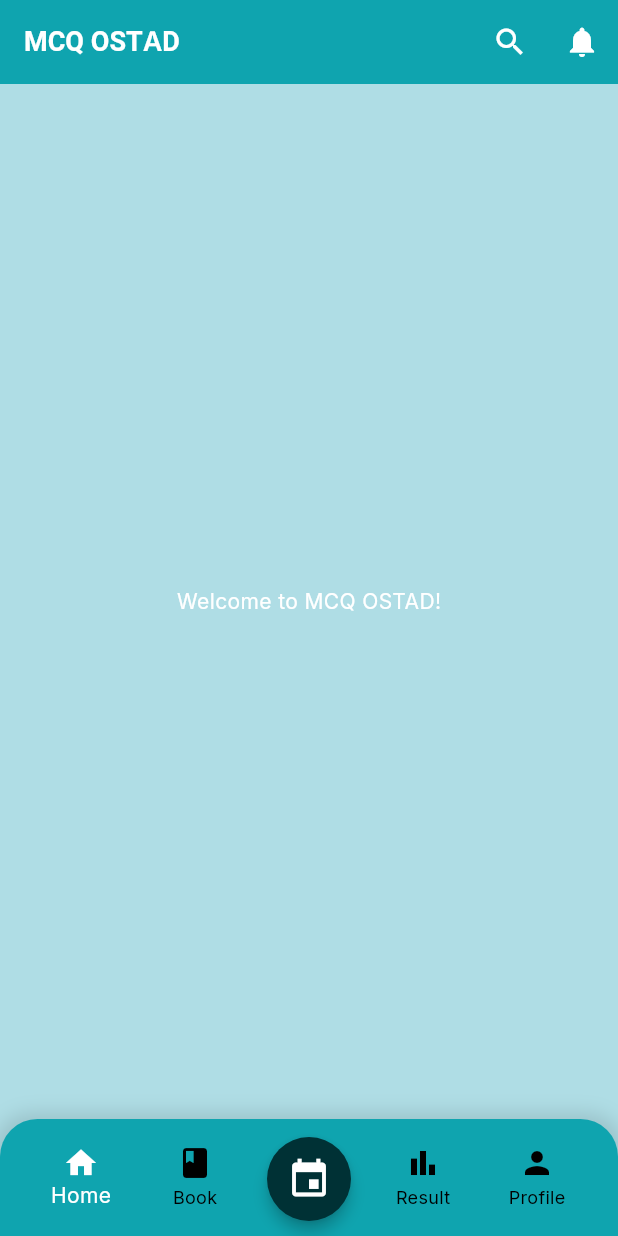
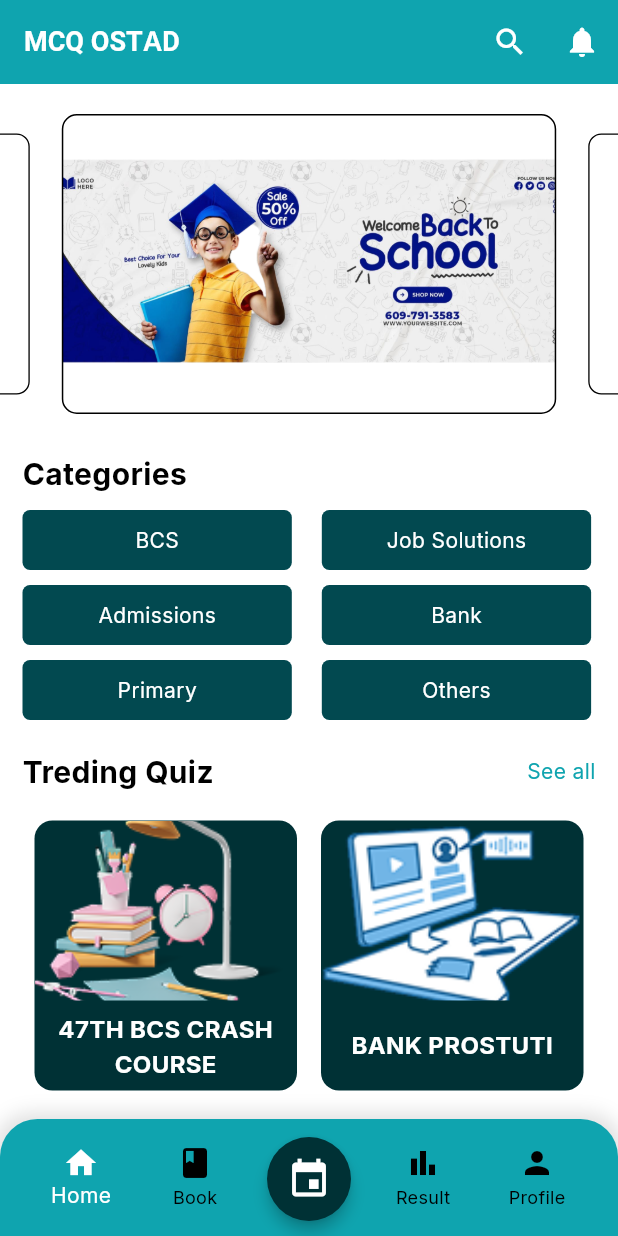
Before and after one commit to Shahabuddin1122/job-ostad, a Flutter app: the screen it shows after launch, on a phone screen of 412 x 824 dp. Run offline on Flutter 3.47's test engine with Material 3 defaults, Android fonts, the phone set to English and light mode, and no system bars; drawn by our look-alikes of carousel_slider; our stand-ins replace google_fonts, shared_preferences.

Commit message:
add static landing page

```diff
--- /dev/null
+++ b/job_ostad/lib/screens/home.dart
@@ -0,0 +1,174 @@
+import 'package:carousel_slider/carousel_slider.dart';
+import 'package:flutter/material.dart';
+import 'package:job_ostad/utils/constants.dart';
+import 'package:job_ostad/utils/custom_theme.dart';
+import 'package:job_ostad/widgets/categoryItem.dart';
+
+class Home extends StatelessWidget {
+  const Home({super.key});
+
+  @override
+  Widget build(BuildContext context) {
+    final List<String> imageList = [
+      'assets/images/banner_1.png',
+      'assets/images/banner_2.png',
+      'assets/images/banner_2.png',
+    ];
+
+    // List of category names
+    final List<String> categories = [
+      "BCS",
+      "Job Solutions",
+      "Admissions",
+      "Bank",
+      "Primary",
+      "Others",
+    ];
+
+    return SingleChildScrollView(
+      child: Column(
+        crossAxisAlignment: CrossAxisAlignment.start,
+        children: [
+          const SizedBox(height: 20),
+
+          CarouselSlider(
+            options: CarouselOptions(
+              height: 200.0,
+              autoPlay: true,
+              enlargeCenterPage: true,
+              enableInfiniteScroll: true,
+              autoPlayInterval: const Duration(seconds: 3),
+            ),
+            items:
+                imageList.map((imagePath) {
+                  return Container(
+                    decoration: BoxDecoration(
+                      borderRadius: BorderRadius.circular(10),
+                      border: Border.all(width: 1.0),
+                      image: DecorationImage(
+                        image: AssetImage(imagePath),
+                        fit: BoxFit.cover,
+                      ),
+                    ),
+                  );
+                }).toList(),
+          ),
+
+          const SizedBox(height: 20),
+
+          Padding(
+            padding: Theme.of(context).defaultPadding,
+            child: Column(
+              crossAxisAlignment: CrossAxisAlignment.start,
+              children: [
+                Text(
+                  "Categories",
+                  style: TextStyle(fontWeight: FontWeight.bold, fontSize: 20),
+                ),
+                const SizedBox(height: 10),
+
+                Wrap(
+                  spacing: 20,
+                  runSpacing: 10,
+                  children:
+                      categories.map((category) {
+                        return CategoryCard(category: category);
+                      }).toList(),
+                ),
+                const SizedBox(height: 20),
+                Row(
+                  mainAxisAlignment: MainAxisAlignment.spaceBetween,
+                  children: [
+                    Text(
+                      "Treding Quiz",
+                      style: TextStyle(
+                        fontSize: 20,
+                        fontWeight: FontWeight.bold,
+                      ),
+                    ),
+                    Text(
+                      "See all",
+                      style: TextStyle(color: SECONDARY_BACKGROUND),
+                    ),
+                  ],
+                ),
+                const SizedBox(height: 10),
+                Row(
+                  mainAxisAlignment: MainAxisAlignment.spaceBetween,
+                  children: [
+                    CategoryItem(
+                      imagePath:
+                          "assets/images/Lamp, books and objects for studying.png",
+                      title: "47th BCS CRASH COURSE",
+                    ),
+                    CategoryItem(
+                      imagePath:
+                          "assets/images/Online lesson and distance learning.png",
+                      title: "BANK PROSTUTI",
+                    ),
+                  ],
+                ),
+                const SizedBox(height: 20),
+                Row(
+                  mainAxisAlignment: MainAxisAlignment.spaceBetween,
+                  children: [
+                    Text(
+                      "Top Study Group",
+                      style: TextStyle(
+                        fontSize: 20,
+                        fontWeight: FontWeight.bold,
+                      ),
+                    ),
+                    Text(
+                      "See all",
+                      style: TextStyle(color: SECONDARY_BACKGROUND),
+                    ),
+                  ],
+                ),
+                const SizedBox(height: 10),
+                Row(
+                  mainAxisAlignment: MainAxisAlignment.spaceBetween,
+                  children: [
+                    CategoryItem(
+                      imagePath:
+                          "assets/images/notebook with glasses and pencil.png",
+                      title: "HSE 2025",
+                    ),
+                    CategoryItem(
+                      imagePath:
+                          "assets/images/Back to school, items for studying.png",
+                      title: "48th BCS",
+                    ),
+                  ],
+                ),
+              ],
+            ),
+          ),
+        ],
+      ),
+    );
+  }
+}
+
+class CategoryCard extends StatelessWidget {
+  final String category;
+
+  const CategoryCard({required this.category, super.key});
+
+  @override
+  Widget build(BuildContext context) {
+    return FractionallySizedBox(
+      widthFactor: 0.47,
+      child: Container(
+        padding: Theme.of(context).insideCardPadding,
+        decoration: BoxDecoration(
+          color: SECONDARY_COLOR,
+          borderRadius: BorderRadius.circular(5),
+        ),
+        child: Center(
+          child: Text(category, style: const TextStyle(color: Colors.white)),
+        ),
+      ),
+    );
+  }
+}
--- a/job_ostad/lib/screens/landing.dart
+++ b/job_ostad/lib/screens/landing.dart
@@ -1,4 +1,5 @@
 import 'package:flutter/material.dart';
+import 'package:job_ostad/screens/home.dart';
 import 'package:job_ostad/utils/constants.dart';
 
 class Landing extends StatefulWidget {
@@ -58,7 +59,7 @@ class _LandingState extends State<Landing> {
           ),
         ],
       ),
-      body: Center(child: Text("Welcome to MCQ OSTAD!")),
+      body: Home(),
       bottomNavigationBar: Stack(
         alignment: Alignment.bottomCenter,
         children: [
--- a/job_ostad/lib/utils/appbar_theme_data.dart
+++ b/job_ostad/lib/utils/appbar_theme_data.dart
@@ -8,13 +8,13 @@ class TAppbarThemeData {
     elevation: 0,
     centerTitle: false,
     backgroundColor: SECONDARY_BACKGROUND,
-    iconTheme: IconThemeData(size: 24, color: TEXT),
-    actionsIconTheme: IconThemeData(size: 24, color: TEXT),
+    iconTheme: IconThemeData(size: 24, color: Colors.white),
+    actionsIconTheme: IconThemeData(size: 24, color: Colors.white),
     surfaceTintColor: SECONDARY_BACKGROUND,
     titleTextStyle: TextStyle(
       fontSize: 18,
       fontWeight: FontWeight.w600,
-      color: TEXT,
+      color: Colors.white,
     ),
   );
 
--- a/job_ostad/lib/utils/bottom_navigationbar_theme.dart
+++ b/job_ostad/lib/utils/bottom_navigationbar_theme.dart
@@ -8,7 +8,7 @@ class TBottomNavigationBarTheme {
   static final BottomNavigationBarThemeData lightBottomNavigationBarTheme =
       BottomNavigationBarThemeData(
         backgroundColor: SECONDARY_BACKGROUND,
-        selectedItemColor: TEXT,
+        selectedItemColor: Colors.white,
         unselectedItemColor: Colors.black,
         showSelectedLabels: true,
         showUnselectedLabels: true,
--- a/job_ostad/lib/utils/constants.dart
+++ b/job_ostad/lib/utils/constants.dart
@@ -4,8 +4,8 @@ const Color PRIMARY_COLOR = Color(0xFF003135);
 const Color SECONDARY_COLOR = Color(0xFF024950);
 const Color ACCENT = Color(0xFF964734);
 const Color DISABLE = Color(0xFFADBBDA);
-const Color TEXT = Color(0xFFFFFFFF);
-const Color BACKGROUND = Color(0xFFAFDDE5);
+const Color TEXT = Color(0xFF000000);
+const Color BACKGROUND = Color(0xFFFFFFFF);
 const Color BORDER_COLOR = Color(0xFF020D07);
 const Color SECONDARY_BACKGROUND = Color(0xFF0FA4AF);
 const Color INCORRECT = Colors.red;
--- a/job_ostad/lib/utils/custom_theme.dart
+++ b/job_ostad/lib/utils/custom_theme.dart
@@ -2,31 +2,19 @@ import 'package:flutter/cupertino.dart';
 import 'package:flutter/material.dart';
 
 extension CustomThemeData on ThemeData {
-  EdgeInsets get defaultPadding => const EdgeInsets.symmetric(
-        horizontal: 8.0,
-        vertical: 5,
-      );
-  EdgeInsets get largemainPadding => const EdgeInsets.symmetric(
-        horizontal: 30.0,
-        vertical: 5.0,
-      );
+  EdgeInsets get defaultPadding =>
+      const EdgeInsets.symmetric(horizontal: 15.0, vertical: 5);
+  EdgeInsets get largemainPadding =>
+      const EdgeInsets.symmetric(horizontal: 30.0, vertical: 5.0);
   EdgeInsets get largeHorizontalAndVerticalPadding =>
-      const EdgeInsets.symmetric(
-        horizontal: 20.0,
-        vertical: 25.0,
-      );
-  EdgeInsets get sectionDividerPadding => const EdgeInsets.symmetric(
-        vertical: 15.0,
-      );
-  EdgeInsets get subSectionDividerPadding => const EdgeInsets.symmetric(
-        vertical: 10.0,
-      );
-  EdgeInsets get smallSubSectionDividerPadding => const EdgeInsets.symmetric(
-        vertical: 5,
-      );
-  EdgeInsets get insideCardPadding => const EdgeInsets.symmetric(
-        vertical: 10,
-        horizontal: 15,
-      );
+      const EdgeInsets.symmetric(horizontal: 20.0, vertical: 25.0);
+  EdgeInsets get sectionDividerPadding =>
+      const EdgeInsets.symmetric(vertical: 15.0);
+  EdgeInsets get subSectionDividerPadding =>
+      const EdgeInsets.symmetric(vertical: 10.0);
+  EdgeInsets get smallSubSectionDividerPadding =>
+      const EdgeInsets.symmetric(vertical: 5);
+  EdgeInsets get insideCardPadding =>
+      const EdgeInsets.symmetric(vertical: 10, horizontal: 15);
   double get buttonTextSize => 18.0;
 }
--- /dev/null
+++ b/job_ostad/lib/widgets/categoryItem.dart
@@ -0,0 +1,55 @@
+import 'package:flutter/material.dart';
+import 'package:job_ostad/utils/constants.dart';
+
+class CategoryItem extends StatelessWidget {
+  final String imagePath, title;
+  const CategoryItem({required this.imagePath, required this.title, super.key});
+
+  @override
+  Widget build(BuildContext context) {
+    return Expanded(
+      child: Container(
+        height: 180,
+        margin: const EdgeInsets.all(8),
+        decoration: BoxDecoration(
+          color: PRIMARY_COLOR,
+          borderRadius: BorderRadius.circular(12),
+        ),
+        child: Column(
+          mainAxisAlignment: MainAxisAlignment.center,
+          crossAxisAlignment: CrossAxisAlignment.center,
+          children: [
+            ClipRRect(
+              borderRadius: const BorderRadius.only(
+                topLeft: Radius.circular(12),
+                topRight: Radius.circular(12),
+              ),
+              child: Image.asset(
+                imagePath,
+                height: 120,
+                width: double.infinity,
+                fit: BoxFit.cover,
+              ),
+            ),
+            Expanded(
+              child: Center(
+                child: Padding(
+                  padding: const EdgeInsets.all(8.0),
+                  child: Text(
+                    title.toUpperCase(),
+                    style: const TextStyle(
+                      fontWeight: FontWeight.bold,
+                      color: Colors.white,
+                      fontSize: 16,
+                    ),
+                    textAlign: TextAlign.center,
+                  ),
+                ),
+              ),
+            ),
+          ],
+        ),
+      ),
+    );
+  }
+}
--- a/job_ostad/pubspec.yaml
+++ b/job_ostad/pubspec.yaml
@@ -33,6 +33,7 @@ dependencies:
   http: ^1.3.0
   shared_preferences: ^2.5.2
   google_fonts: ^6.2.1
+  carousel_slider: ^5.0.0
 
   # The following adds the Cupertino Icons font to your application.
   # Use with the CupertinoIcons class for iOS style icons.
@@ -60,9 +61,8 @@ flutter:
   uses-material-design: true
 
   # To add assets to your application, add an assets section, like this:
-  # assets:
-  #   - images/a_dot_burr.jpeg
-  #   - images/a_dot_ham.jpeg
+  assets:
+    - assets/images/
 
   # An image asset can refer to one or more resolution-specific "variants", see
   # https://flutter.dev/to/resolution-aware-images
```
Also changed, not shown: job_ostad/assets/images/Back to school, items for studying.png (added), job_ostad/assets/images/Lamp, books and objects for studying.png (added), job_ostad/assets/images/Online lesson and distance learning.png (added), job_ostad/assets/images/Standardized test as method of assessment.png (added), job_ostad/assets/images/Textbook with mortarboard for education.png (added), job_ostad/assets/images/Young woman doing her homework.png (added), job_ostad/assets/images/banner_1.png (added), job_ostad/assets/images/banner_2.png (added), job_ostad/assets/images/exam paper.png (added), job_ostad/assets/images/laptop with stack of books and cactus in the back.png (added), job_ostad/assets/images/notebook with glasses and pencil.png (added), job_ostad/assets/images/stack of books and mug next to laptop screen showing planets.png (added), job_ostad/pubspec.lock.
